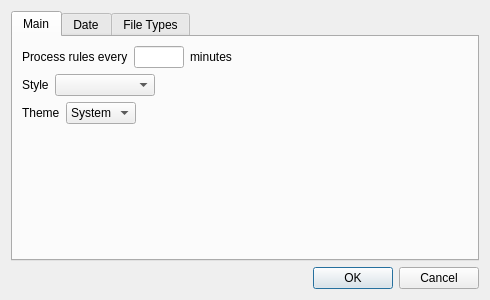
The window that design/settings_dialog.ui (midnightdim/declutter) describes before a commit, drawn with Qt 5.
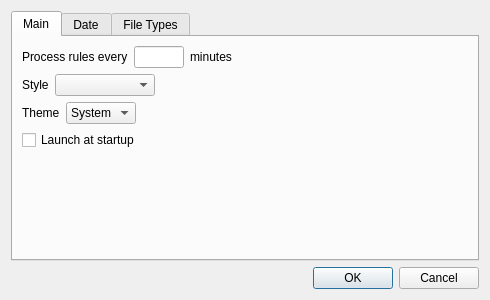
The same window after the commit.

Commit message: Add launch on startup for MacOS

```diff
--- a/design/settings_dialog.ui
+++ b/design/settings_dialog.ui
@@ -150,6 +150,13 @@
            </item>
           </layout>
          </item>
+         <item>
+          <widget class="QCheckBox" name="startAtLoginCheckBox">
+           <property name="text">
+            <string>Launch at startup</string>
+           </property>
+          </widget>
+         </item>
          <item>
           <spacer name="verticalSpacer_2">
            <property name="orientation">
```
The commit also changes 7 other files.
